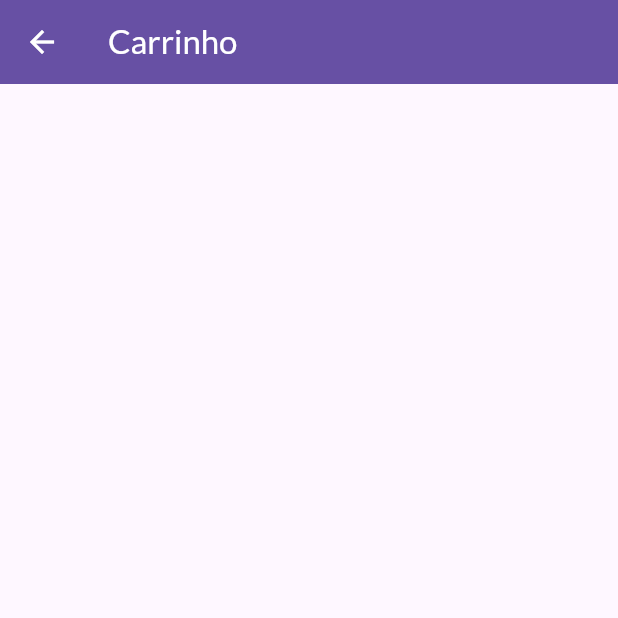
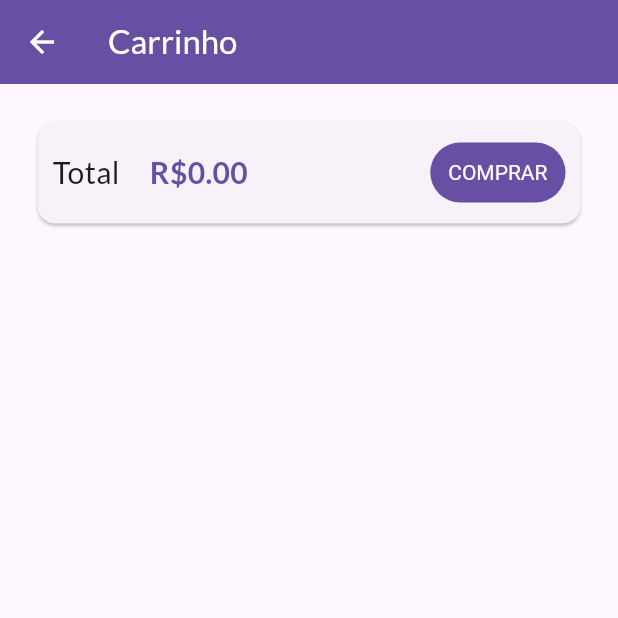
Before and after one commit to danilofreeire/minha-loja, a Flutter app: the CartView screen opened by its route, on a phone screen of 412 x 824 dp, the top half of it. Run offline on Flutter 3.47's test engine with Material 3 defaults, Android fonts, the phone set to English and light mode, and no system bars; network calls fail.

Commit message:
Componente Carrinho #1

```diff
--- a/lib/views/cart_view.dart
+++ b/lib/views/cart_view.dart
@@ -1,16 +1,78 @@
 import 'package:flutter/material.dart';
+import 'package:minha_loja/models/cart.dart';
+import 'package:provider/provider.dart';
 
 class CartView extends StatelessWidget {
   const CartView({super.key});
 
   @override
   Widget build(BuildContext context) {
+    final Cart cart = Provider.of<Cart>(context);
+
     return Scaffold(
       appBar: AppBar(
         title: const Text('Carrinho'),
         backgroundColor: Theme.of(context).primaryColor,
         foregroundColor: Colors.white,
       ),
+      body: Column(
+        children: [
+          Card(
+            margin: const EdgeInsets.all(25),
+            child: Padding(
+              padding: const EdgeInsets.all(10),
+              child: Row(
+                mainAxisAlignment: MainAxisAlignment.spaceBetween,
+                children: [
+                  Text('Total', style: TextStyle(fontSize: 20)),
+                  SizedBox(width: 20),
+
+                  Text(
+                    'R\$${cart.totalAmount.toStringAsFixed(2)}',
+                    style: TextStyle(
+                      fontSize: 20,
+                      color: Theme.of(context).primaryColor,
+                      fontWeight: FontWeight.bold,
+                    ),
+                  ),
+
+                  // Chip(
+                  //   labelPadding: const EdgeInsets.all(4),
+                  //   backgroundColor: Theme.of(context).primaryColor,
+                  //   label: Text(
+                  //     'R\$1000',
+                  //     style: TextStyle(
+                  //       color:
+                  //           Theme.of(
+                  //             context,
+                  //           ).primaryTextTheme.headlineLarge?.color,
+                  //     ),
+                  //   ),
+                  // ),
+                  Spacer(),
+                  TextButton(
+                    onPressed: () {},
+                    child: Text('COMPRAR'),
+                    style: TextButton.styleFrom(
+                      backgroundColor: Theme.of(context).primaryColor,
+                      foregroundColor:
+                          Theme.of(
+                            context,
+                          ).primaryTextTheme.headlineLarge?.color,
+                      textStyle: TextStyle(
+                        color:
+                            Theme.of(
+                              context,
+                            ).primaryTextTheme.headlineLarge?.color,
+                      ),
+                    ),
+                  ),
+                ],
+              ),
+            ),
+          ),
+        ],
+      ),
     );
   }
 }
```
